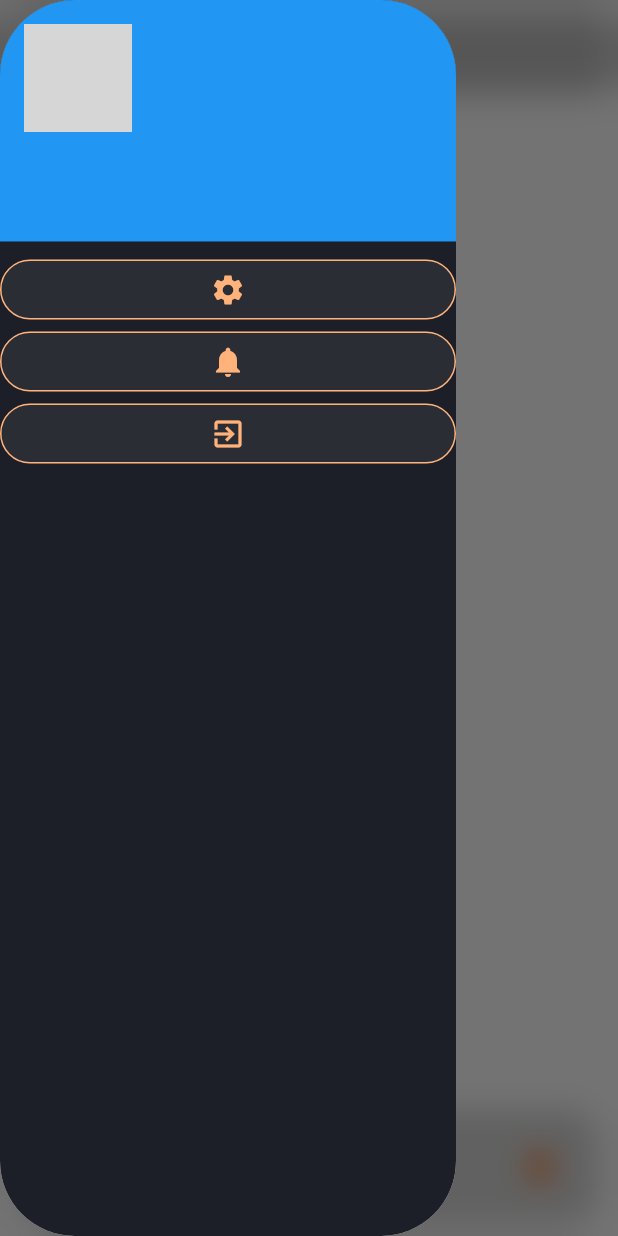
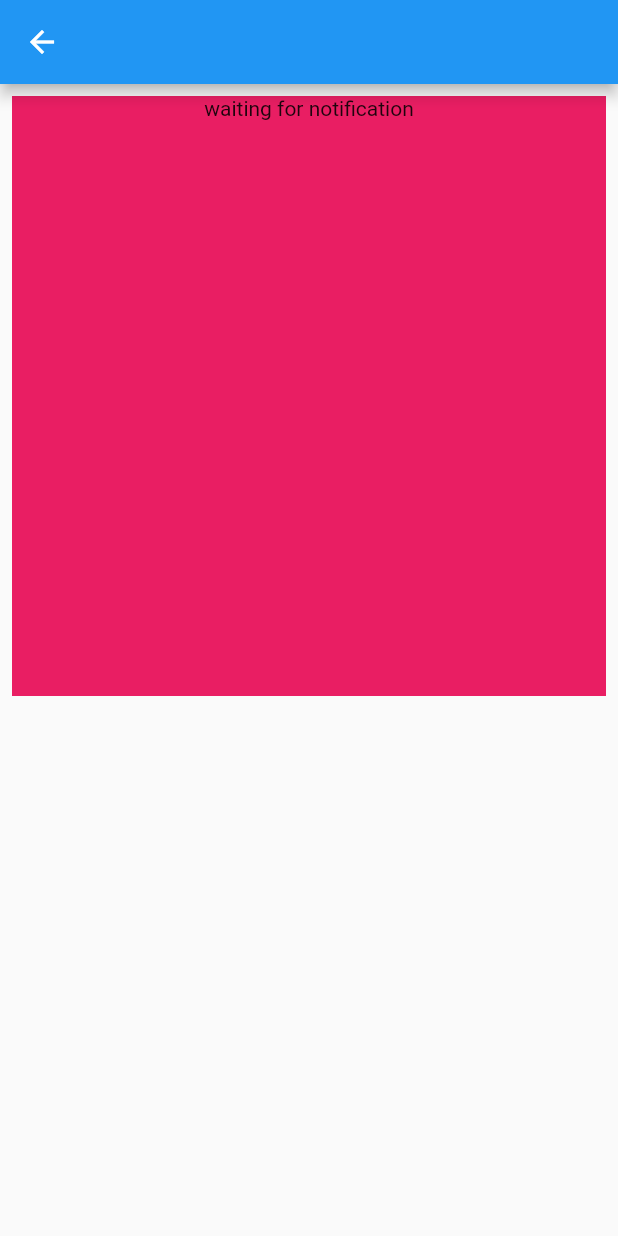
Before and after one commit to Mont38/pokemon-api, a Flutter app: the Home screen opened by its route, in the side drawer, after a tap on the "notifications" icon, on a phone screen of 412 x 824 dp. Run offline on Flutter 3.47's test engine with Material 2 defaults, Android fonts, the phone set to English and light mode, and no system bars; drawn by our look-alikes of google_nav_bar; our stand-ins replace cached_network_image, cloud_firestore, dio, firebase_auth, firebase_core, firebase_messaging and 2 more; missing offline and left inert: dio_http_cache, sign_button; accounts and stored records are empty; network calls fail; grey boxes are pictures that could not be loaded.

Commit message:
notificaciones

```diff
--- a/lib/routes.dart
+++ b/lib/routes.dart
@@ -1,16 +1,17 @@
 import 'package:flutter/widgets.dart';
+
 import 'package:pokemon/firebase/auth_user/auth_page.dart';
 import 'package:pokemon/firebase/auth_user/verify_user.dart';
 import 'package:pokemon/screens/Home/home.dart';
 import 'package:pokemon/screens/Login/login.dart';
 import 'package:pokemon/screens/Login/password_Google.dart';
+import 'package:pokemon/screens/Notifications/Notifications.dart';
 import 'package:pokemon/screens/Register/Register.dart';
 import 'package:pokemon/screens/onboarding/PreviewPages.dart';
 import 'package:pokemon/screens/profile/profile_screen.dart';
 import 'package:pokemon/screens/Login/forgotPass.dart';
 
-import 'firebase/firebase_service.dart';
-
+class Routes {
   final Map<String, WidgetBuilder> routes = {
     Login.routeName: (context) => Login(),
     PreviewPages.routeName: (context) => PreviewPages(),
@@ -21,4 +22,6 @@ final Map<String, WidgetBuilder> routes = {
     ForgotPass.routeName: (context) => ForgotPass(),
     Password_Google.routeName: (context) => Password_Google(),
     Verify_User.routeName: (context) => Verify_User(),
+    Notifications.routeName: (context) => Notifications()
   };
+}
--- /dev/null
+++ b/lib/screens/Notifications/notifications.dart
@@ -0,0 +1,72 @@
+import 'package:firebase_core/firebase_core.dart';
+import 'package:firebase_messaging/firebase_messaging.dart';
+import 'package:flutter/material.dart';
+
+class Notifications extends StatefulWidget {
+  const Notifications({super.key});
+  static String routeName = '/Notifications';
+
+  @override
+  State<Notifications> createState() => _NotificationsState();
+}
+
+class _NotificationsState extends State<Notifications> {
+  String notificacionTitle = "waiting for notification";
+
+  @override
+  void initState() {
+    super.initState();
+    //termiante
+    FirebaseMessaging.instance.getInitialMessage().then((event) {
+      if (event != null) {
+        setState(() {
+          notificacionTitle =
+              "${event.notification!.title} ${event.notification!.body}I am from terminate";
+        });
+      }
+    });
+    //foreground
+    FirebaseMessaging.onMessage.listen((event) {
+      notificacionTitle =
+          "${event.notification!.title} Imcomming from foreground";
+    });
+    //background
+    FirebaseMessaging.onMessageOpenedApp.listen((event) {
+      setState(() {
+        notificacionTitle =
+            "${event.notification!.title} ${event.notification!.body}I am from background";
+      });
+    });
+  }
+
+  @override
+  Widget build(BuildContext context) {
+    return Scaffold(
+      appBar: AppBar(),
+      body: Padding(
+        padding: const EdgeInsets.all(8.0),
+        child: Wrap(
+          children: [
+            Container(
+              height: 400,
+              color: Colors.pink,
+              child: Row(
+                mainAxisAlignment: MainAxisAlignment.center,
+                children: [
+                  Column(
+                    children: [
+                      Text(
+                        notificacionTitle,
+                        textAlign: TextAlign.center,
+                      )
+                    ],
+                  ),
+                ],
+              ),
+            ),
+          ],
+        ),
+      ),
+    );
+  }
+}
--- a/lib/screens/home/home.dart
+++ b/lib/screens/home/home.dart
@@ -85,7 +85,9 @@ class _HomeState extends State<Home> {
                       primary: Colors.white,
                       backgroundColor: Color.fromRGBO(88, 89, 90, 0.239),
                     ),
-                    onPressed: () {},
+                    onPressed: () {
+                      Navigator.pushNamed(context, '/Notifications');
+                    },
                     child: Icon(Icons.notifications,
                         color: Color.fromRGBO(255, 178, 122, 1)),
                   ),
@@ -125,12 +127,12 @@ class _HomeState extends State<Home> {
             bottomLeft: Radius.circular(20),
             bottomRight: Radius.circular(20),
           ),
-          color: Color.fromRGBO(249, 249, 249, 0.169),
+          color: Color.fromRGBO(18, 18, 18, 1),
           boxShadow: [
             BoxShadow(
-              color: Color.fromARGB(169, 158, 158, 158).withOpacity(0.5),
-              spreadRadius: 1,
-              blurRadius: 2,
+              color: Color.fromARGB(169, 200, 197, 197).withOpacity(0.5),
+              spreadRadius: 2,
+              blurRadius: 3,
               offset: Offset(0, 1),
             ),
           ],
@@ -207,7 +209,13 @@ class _Page1State extends State<Page1> {
     var width = MediaQuery.of(context).size.width;
     var height = MediaQuery.of(context).size.height;
 
-    return Column(
+    return Container(
+      decoration: BoxDecoration(
+          image: DecorationImage(
+        image: AssetImage("assets/images/background_home.jpg"),
+        fit: BoxFit.cover,
+      )),
+      child: Column(
         children: [
           Expanded(
             child: ListView.builder(
@@ -275,17 +283,19 @@ class _Page1State extends State<Page1> {
                                                           ? Colors.brown
                                                           : type == "Psychic"
                                                               ? Colors.indigo
-                                                            : type == "Fighting"
-                                                                ? Colors.orange
-                                                                : type == "Bug"
+                                                              : type ==
+                                                                      "Fighting"
+                                                                  ? Colors
+                                                                      .orange
+                                                                  : type ==
+                                                                          "Bug"
                                                                       ? Colors
                                                                           .lightGreenAccent
                                                                       : type ==
                                                                               "Ghost"
                                                                           ? Colors
                                                                               .deepPurple
-                                                                        : type ==
-                                                                                "Poison"
+                                                                          : type == "Poison"
                                                                               ? Colors.deepPurpleAccent
                                                                               : type == "Normal"
                                                                                   ? Colors.black26
@@ -298,6 +308,7 @@ class _Page1State extends State<Page1> {
             ),
           ),
         ],
+      ),
     );
   }
 
--- a/pubspec.yaml
+++ b/pubspec.yaml
@@ -55,6 +55,11 @@ dependencies:
   dio: ^4.0.0
   dio_http_cache: ^0.3.0
   fluttertoast: ^8.2.1
+  firebase_messaging: ^14.6.1
+  provider:
+
+  flutter_local_notifications: ^14.1.0
+
 
 
 
```
Also changed, not shown: lib/main.dart (+29 -7 lines), pubspec.lock, 2 other files. Lines whose indentation alone changed are shown as unchanged.
